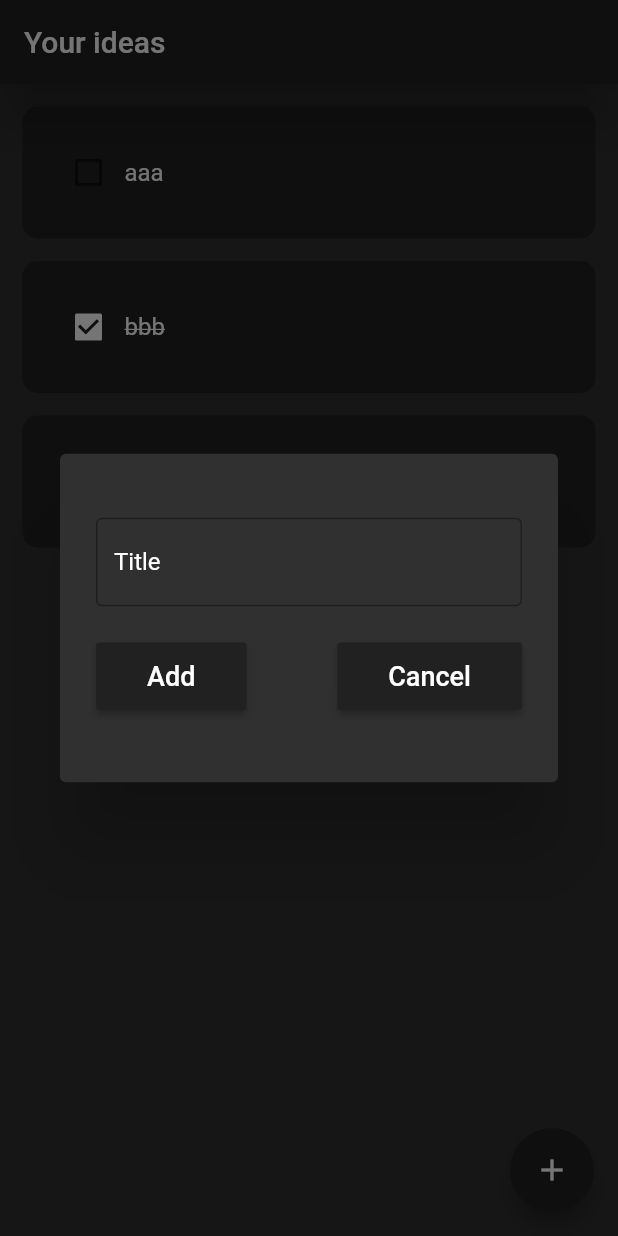
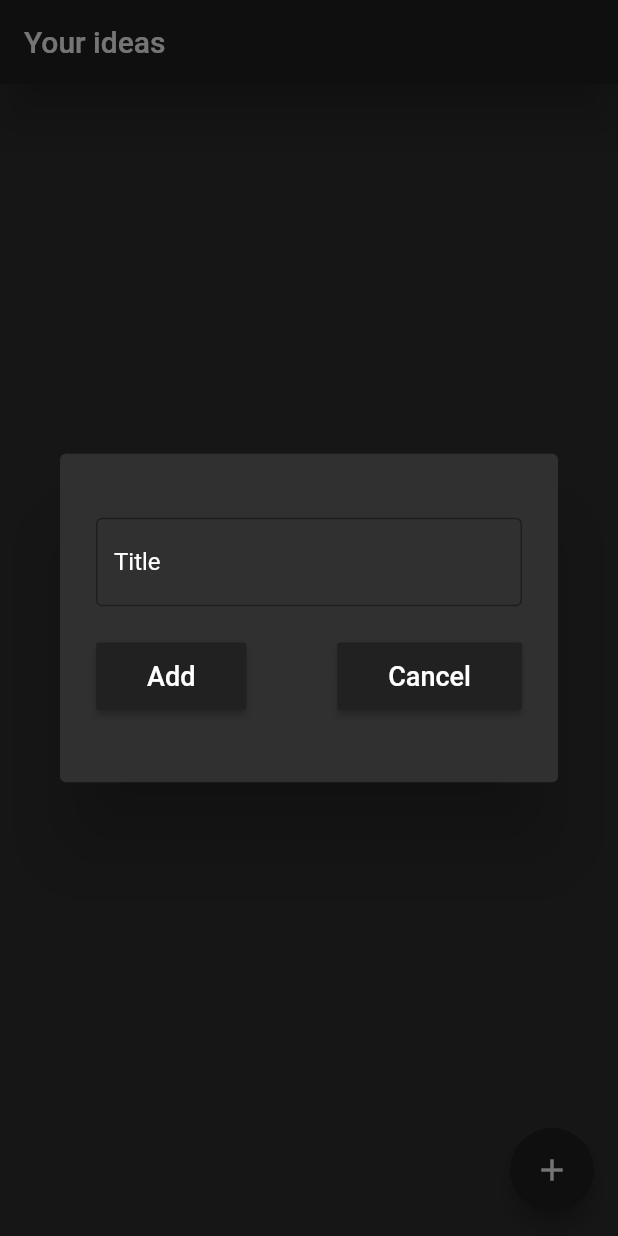
Before and after one commit to Mixeronix/my_ideas_app, a Flutter app: the screen it shows after launch, after a tap on the "add" icon, on a phone screen of 412 x 824 dp. Run offline on Flutter 3.47's test engine with Material 2 defaults, Android fonts, the phone set to English and light mode, and no system bars.

Commit message:
Adding new

```diff
--- a/lib/alert_box.dart
+++ b/lib/alert_box.dart
@@ -1,8 +1,19 @@
+// ignore_for_file: prefer_typing_uninitialized_variables
+
 import 'package:flutter/material.dart';
 import 'package:my_ideas_app/alert_button.dart';
 
 class AlertBox extends StatelessWidget {
-  const AlertBox({super.key});
+  final controller;
+  final VoidCallback onSave;
+  final VoidCallback onCancel;
+
+  const AlertBox({
+    super.key,
+    required this.controller,
+    required this.onCancel,
+    required this.onSave,
+  });
 
   @override
   Widget build(BuildContext context) {
@@ -14,16 +25,17 @@ class AlertBox extends StatelessWidget {
         child: Column(
           mainAxisAlignment: MainAxisAlignment.spaceEvenly,
           children: [
-            const TextField(
+            TextField(
+              controller: controller,
               cursorColor: Colors.white,
-              decoration: InputDecoration(
+              decoration: const InputDecoration(
                   border: OutlineInputBorder(), hintText: "Title"),
             ),
             Row(
               mainAxisAlignment: MainAxisAlignment.spaceBetween,
               children: [
-                AlertButton(title: "Add", onClicked: () {}),
-                AlertButton(title: "Cancel", onClicked: () {}),
+                AlertButton(title: "Add", onClicked: onSave),
+                AlertButton(title: "Cancel", onClicked: onCancel),
               ],
             )
           ],
--- a/lib/app.dart
+++ b/lib/app.dart
@@ -10,24 +10,40 @@ class App extends StatefulWidget {
 }
 
 class _AppState extends State<App> {
+  final _controller = TextEditingController();
+
   void createNewTodo() {
     showDialog(
       context: context,
       builder: (context) {
-        return const AlertBox();
+        return AlertBox(
+          controller: _controller,
+          onCancel: () => Navigator.of(context).pop(),
+          onSave: () {
+            if (_controller.text != "") {
+              setState(() {
+                toDo.add([_controller.text, false]);
+                _controller.clear();
+              });
+              Navigator.of(context).pop();
+            }
+          },
+        );
       },
     );
   }
 
-  List toDo = [
-    ["aaa", false],
-    ["bbb", true],
-    ["ccc", true],
-  ];
+  List toDo = [];
 
   void onChanged(int index) {
     setState(() {
       toDo[index][1] = !toDo[index][1];
+      toDo.sort((a, b) {
+        if (b[1]) {
+          return -1;
+        }
+        return 1;
+      });
     });
   }
 
```
